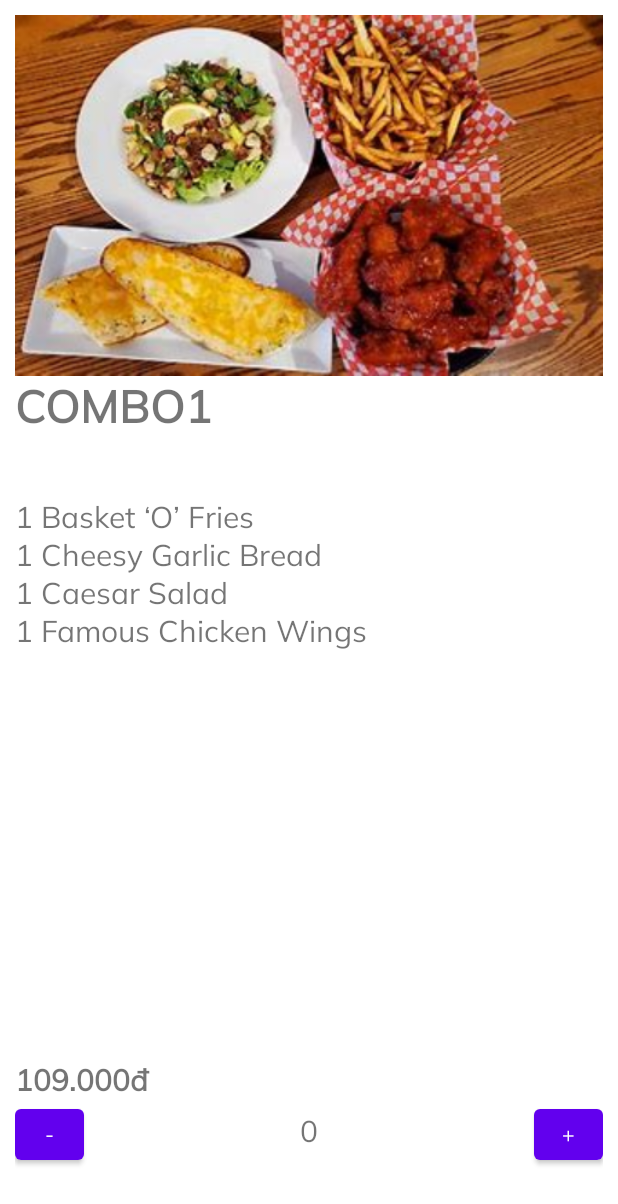
After one commit to User12Col/food_order_java_advance, an Android app: the layout activity_food_detail.xml on its own in the app's theme, with its tools: preview values and no code run, on a phone screen of 412 x 824 dp. The commit adds this screen. Shown: the top 1204 px of the screen. Run offline under Robolectric (Android 15) with nearby library versions, the phone set to English and light mode, and no system bars; network calls fail.

Commit message:
upcode man hinh dia chi va chi tiet san pham

```diff
--- /dev/null
+++ b/app/src/main/res/layout/activity_food_detail.xml
@@ -0,0 +1,77 @@
+<?xml version="1.0" encoding="utf-8"?>
+<LinearLayout xmlns:android="http://schemas.android.com/apk/res/android"
+    android:layout_width="match_parent"
+    android:layout_height="match_parent"
+    android:layout_margin="10dp"
+    android:orientation="vertical"
+    android:weightSum="10">
+    <!-- Hình ảnh -->
+    <ImageView
+        android:id="@+id/imgFoodDetail"
+        android:layout_width="match_parent"
+        android:layout_height="0dp"
+        android:layout_weight="3"
+        android:contentDescription="@string/image"
+        android:scaleType="centerCrop"
+        android:src="@drawable/combo1" />
+
+    <!-- Tiêu đề -->
+    <TextView
+        android:id="@+id/txtFoodNameDetail"
+        android:layout_width="match_parent"
+        android:layout_height="0dp"
+        android:layout_weight="1"
+        android:text="COMBO1"
+        android:textSize="30dp"
+        android:textStyle="bold" />
+
+    <!-- Thông tin -->
+    <TextView
+        android:id="@+id/txtFoodDescribeDetail"
+        android:layout_width="match_parent"
+        android:layout_height="0dp"
+        android:layout_weight="2"
+        android:text="1 Basket ‘O’ Fries\n1 Cheesy Garlic Bread\n1 Caesar Salad\n1 Famous Chicken Wings"
+        android:textSize="20dp" />
+
+    <!-- Giá -->
+    <TextView
+        android:id="@+id/txtFoodPriceDetail"
+        android:layout_width="match_parent"
+        android:layout_height="0dp"
+        android:text="109.000đ"
+        android:layout_weight="3"
+        android:textSize="20dp"
+        android:gravity="bottom"
+        android:textAlignment="gravity"
+        android:textStyle="bold" />
+
+    <LinearLayout
+        android:layout_width="match_parent"
+        android:layout_height="0dp"
+        android:layout_weight="1"
+        android:orientation="horizontal">
+
+        <Button
+            android:id="@+id/btnDecrease"
+            android:layout_width="46dp"
+            android:layout_height="46dp"
+            android:text="-" />
+
+        <TextView
+            android:id="@+id/count_product"
+            android:layout_width="0dp"
+            android:layout_height="wrap_content"
+            android:layout_weight="1"
+            android:text="0"
+            android:textAlignment="center"
+            android:textSize="20sp" />
+
+        <Button
+            android:id="@+id/btnIncrease"
+            android:layout_width="46dp"
+            android:layout_height="46dp"
+            android:text="+" />
+    </LinearLayout>
+
+</LinearLayout>
--- a/app/src/main/res/layout/food_layout.xml
+++ b/app/src/main/res/layout/food_layout.xml
@@ -5,7 +5,8 @@
     xmlns:app="http://schemas.android.com/apk/res-auto"
     android:layout_width="wrap_content"
     android:layout_height="wrap_content"
-    android:orientation="horizontal" >
+    android:orientation="horizontal"
+    android:id="@+id/foodItemLayout">
     <LinearLayout
         android:layout_margin="10dp"
         android:layout_width="wrap_content"
```
Also changed, not shown: app/src/main/java/com/example/fastfoodorder/Screens/AddressActivity.java (added, +16 -0 lines), app/src/main/java/com/example/fastfoodorder/Screens/FoodDetailActivity.java (added, +45 -0 lines), app/src/main/java/com/example/fastfoodorder/adapter/FoodDiscountAdapter.java (+16 -2 lines), app/src/main/res/layout/activity_address.xml (added, +63 -0 lines).
